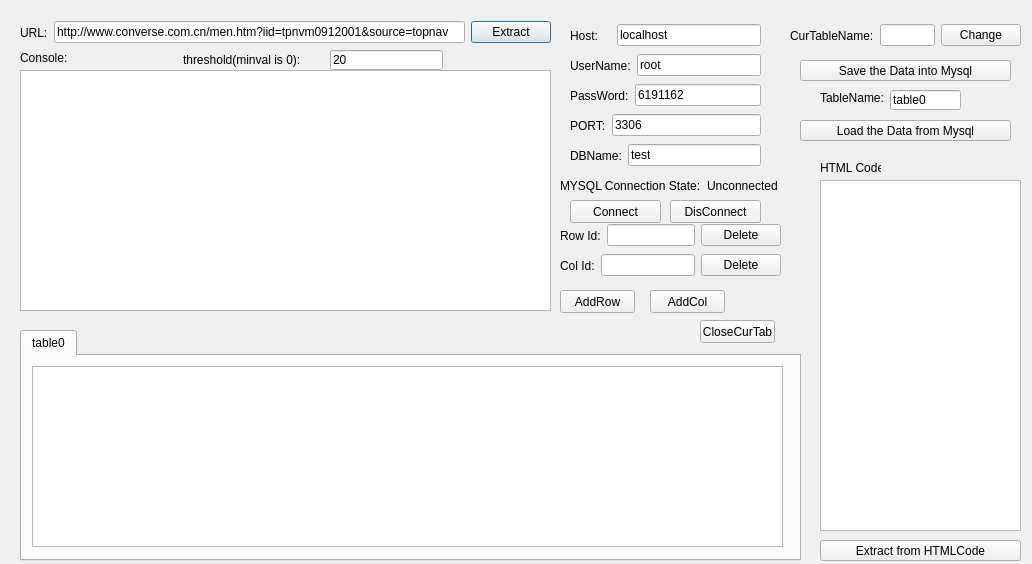
Before: the Qt Designer form MainWindow.ui in WebCatch/WebCatch-PythonVersion-, drawn with Qt 5.
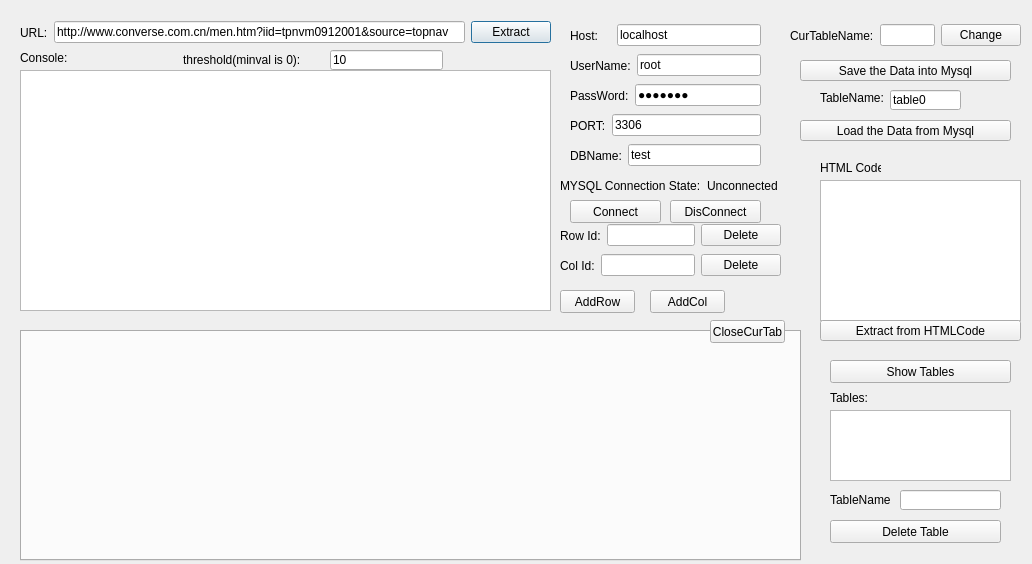
After: the same form once the commit is applied. Icons and pictures are not drawn.

What changed in the file:
```diff
--- a/MainWindow.ui
+++ b/MainWindow.ui
@@ -134,6 +134,9 @@
       <property name="text">
        <string>6191162</string>
       </property>
+      <property name="echoMode">
+       <enum>QLineEdit::Password</enum>
+      </property>
      </widget>
     </item>
    </layout>
@@ -300,21 +303,6 @@
    <property name="currentIndex">
     <number>0</number>
    </property>
-   <widget class="QWidget" name="tab">
-    <attribute name="title">
-     <string>table0</string>
-    </attribute>
-    <widget class="QTableWidget" name="tableWidget">
-     <property name="geometry">
-      <rect>
-       <x>10</x>
-       <y>10</y>
-       <width>751</width>
-       <height>181</height>
-      </rect>
-     </property>
-    </widget>
-   </widget>
   </widget>
   <widget class="QWidget" name="horizontalLayoutWidget_8">
    <property name="geometry">
@@ -419,7 +407,7 @@
      <x>820</x>
      <y>180</y>
      <width>201</width>
-     <height>351</height>
+     <height>141</height>
     </rect>
    </property>
   </widget>
@@ -440,7 +428,7 @@
    <property name="geometry">
     <rect>
      <x>820</x>
-     <y>540</y>
+     <y>320</y>
      <width>201</width>
      <height>21</height>
     </rect>
@@ -459,7 +447,7 @@
     </rect>
    </property>
    <property name="text">
-    <string>20</string>
+    <string>10</string>
    </property>
   </widget>
   <widget class="QLabel" name="label_16">
@@ -520,7 +508,7 @@
   <widget class="QPushButton" name="btnCloseCurTab">
    <property name="geometry">
     <rect>
-     <x>700</x>
+     <x>710</x>
      <y>320</y>
      <width>75</width>
      <height>23</height>
@@ -530,6 +518,111 @@
     <string>CloseCurTab</string>
    </property>
   </widget>
+  <widget class="QPushButton" name="btnShowTables">
+   <property name="geometry">
+    <rect>
+     <x>830</x>
+     <y>360</y>
+     <width>181</width>
+     <height>23</height>
+    </rect>
+   </property>
+   <property name="text">
+    <string>Show Tables</string>
+   </property>
+  </widget>
+  <widget class="QTextEdit" name="teTables">
+   <property name="geometry">
+    <rect>
+     <x>830</x>
+     <y>410</y>
+     <width>181</width>
+     <height>71</height>
+    </rect>
+   </property>
+  </widget>
+  <widget class="QLabel" name="label_18">
+   <property name="geometry">
+    <rect>
+     <x>830</x>
+     <y>390</y>
+     <width>61</width>
+     <height>16</height>
+    </rect>
+   </property>
+   <property name="text">
+    <string>Tables:</string>
+   </property>
+  </widget>
+  <widget class="QLineEdit" name="leDTableName">
+   <property name="geometry">
+    <rect>
+     <x>900</x>
+     <y>490</y>
+     <width>101</width>
+     <height>20</height>
+    </rect>
+   </property>
+  </widget>
+  <widget class="QLabel" name="label_13">
+   <property name="geometry">
+    <rect>
+     <x>830</x>
+     <y>490</y>
+     <width>61</width>
+     <height>20</height>
+    </rect>
+   </property>
+   <property name="text">
+    <string>TableName:</string>
+   </property>
+  </widget>
+  <widget class="QPushButton" name="btnDeleteTable">
+   <property name="geometry">
+    <rect>
+     <x>830</x>
+     <y>520</y>
+     <width>171</width>
+     <height>23</height>
+    </rect>
+   </property>
+   <property name="text">
+    <string>Delete Table</string>
+   </property>
+  </widget>
+  <zorder>horizontalLayoutWidget</zorder>
+  <zorder>teExctData</zorder>
+  <zorder>horizontalLayoutWidget_3</zorder>
+  <zorder>horizontalLayoutWidget_2</zorder>
+  <zorder>horizontalLayoutWidget_4</zorder>
+  <zorder>horizontalLayoutWidget_5</zorder>
+  <zorder>horizontalLayoutWidget_6</zorder>
+  <zorder>btnConnect</zorder>
+  <zorder>btnSave</zorder>
+  <zorder>horizontalLayoutWidget_7</zorder>
+  <zorder>label_10</zorder>
+  <zorder>leTablename</zorder>
+  <zorder>label_11</zorder>
+  <zorder>tabWidget</zorder>
+  <zorder>horizontalLayoutWidget_8</zorder>
+  <zorder>horizontalLayoutWidget_9</zorder>
+  <zorder>pushButton_2</zorder>
+  <zorder>pushButton_3</zorder>
+  <zorder>btnLoad</zorder>
+  <zorder>teHTMLCode</zorder>
+  <zorder>label_15</zorder>
+  <zorder>btnExtfromCode</zorder>
+  <zorder>leThreshold</zorder>
+  <zorder>label_16</zorder>
+  <zorder>btnDisConnect</zorder>
+  <zorder>horizontalLayoutWidget_10</zorder>
+  <zorder>btnShowTables</zorder>
+  <zorder>teTables</zorder>
+  <zorder>label_18</zorder>
+  <zorder>btnCloseCurTab</zorder>
+  <zorder>leDTableName</zorder>
+  <zorder>label_13</zorder>
+  <zorder>btnDeleteTable</zorder>
  </widget>
  <resources/>
  <connections/>
```
Left out of the diff: 6 changed lines with no effect on the pictures.
